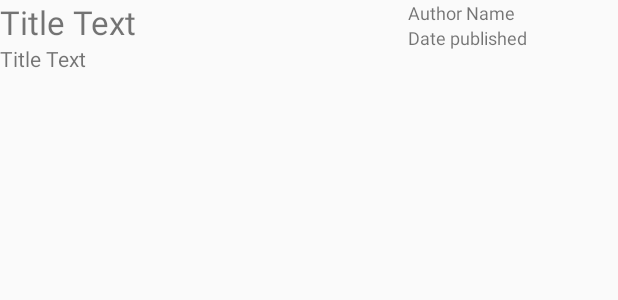
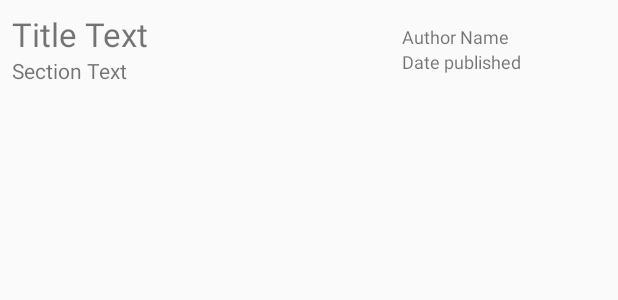
Before and after one commit to kingdomseed/PicusNews, an Android app: the layout news_item.xml on its own in the app's theme, with its tools: preview values and no code run, on a phone screen of 412 x 824 dp. Shown: the top 300 px of the screen. Run offline under Robolectric (Android 15) with nearby library versions, the phone set to English and light mode, and no system bars.

```diff
--- a/app/src/main/AndroidManifest.xml
+++ b/app/src/main/AndroidManifest.xml
@@ -9,7 +9,7 @@
         android:roundIcon="@mipmap/ic_launcher_round"
         android:supportsRtl="true"
         android:theme="@style/AppTheme">
-        <activity android:name=".NewsFeed">
+        <activity android:name=".NewsFeedActivity">
             <intent-filter>
                 <action android:name="android.intent.action.MAIN" />
 
--- /dev/null
+++ b/app/src/main/java/com/holtnet/picusnews/NewsArticle.java
@@ -0,0 +1,4 @@
+package com.holtnet.picusnews;
+
+public class NewsArticle {
+}
--- a/app/src/main/res/layout/news_item.xml
+++ b/app/src/main/res/layout/news_item.xml
@@ -5,26 +5,29 @@
     android:layout_height="match_parent"
     android:orientation="horizontal">
     <LinearLayout
+        android:padding="8dp"
         android:layout_width="wrap_content"
         android:layout_height="wrap_content"
         android:layout_weight="1.5"
         android:orientation="vertical">
     <TextView
-        android:id="@+id/section"
+        android:id="@+id/section_title"
         android:layout_width="wrap_content"
         android:layout_height="wrap_content"
         android:textSize="22sp"
         tools:text="Title Text" />
 
     <TextView
-        android:id="@+id/title"
+        android:id="@+id/article_title"
         android:layout_width="wrap_content"
         android:layout_height="wrap_content"
         android:textSize="14sp"
-        tools:text="Title Text" />
+        tools:text="Section Text" />
     </LinearLayout>
 
     <LinearLayout
+        android:padding="8dp"
+        android:layout_margin="8dp"
         android:layout_width="wrap_content"
         android:layout_height="wrap_content"
         android:layout_weight=".5"
```
Also changed, not shown: app/src/main/java/com/holtnet/picusnews/NewsAdapter.java (added, +25 -0 lines), app/src/main/java/com/holtnet/picusnews/NewsFeed.java (deleted, +0 -13 lines), app/src/main/java/com/holtnet/picusnews/NewsFeedActivity.java (added, +20 -0 lines).
